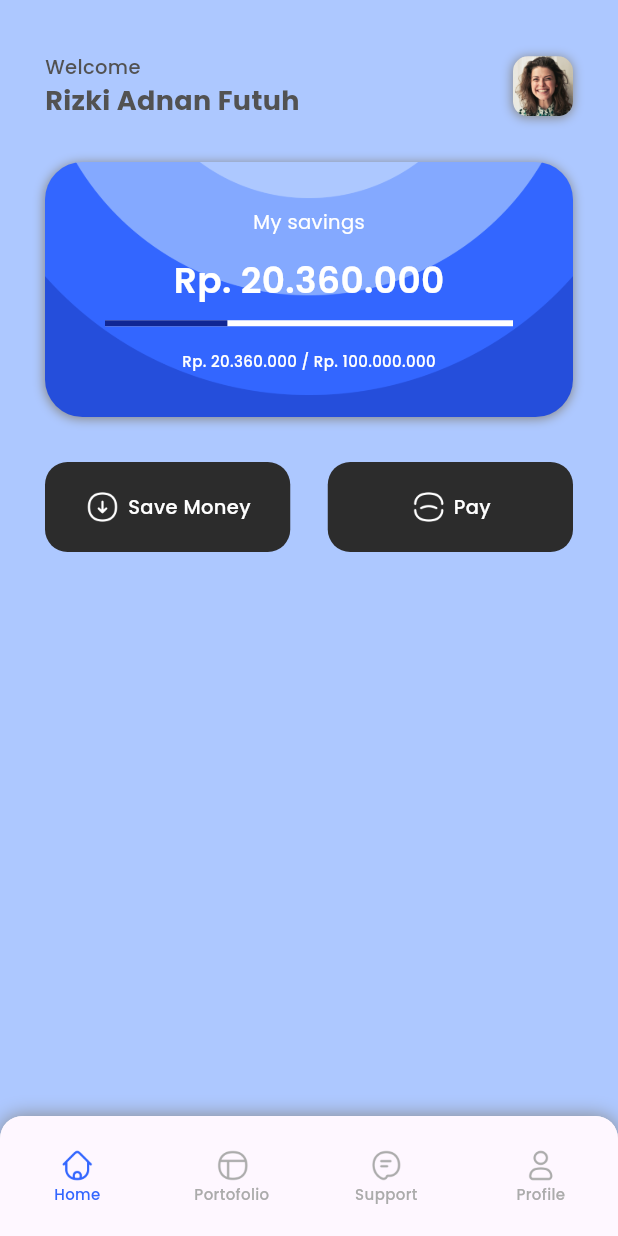
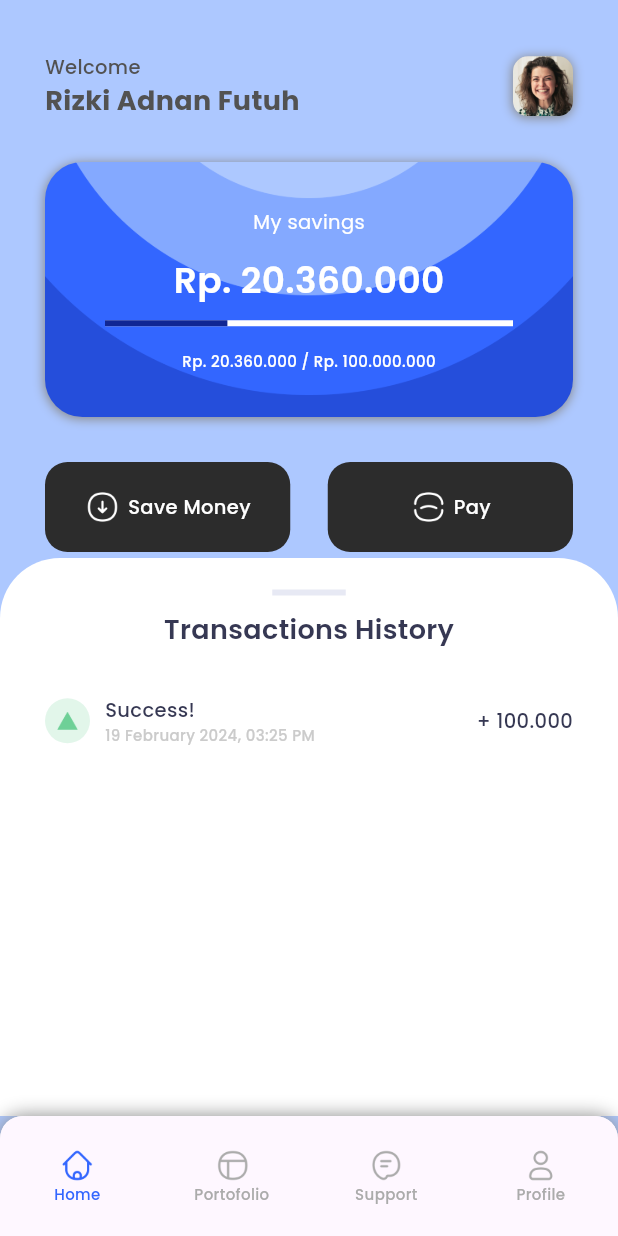
Before and after one commit to adnfutuh/saving_app, a Flutter app: the MainPage screen opened by its route, on a phone screen of 412 x 824 dp. Run offline on Flutter 3.47's test engine with Material 3 defaults, Android fonts, the phone set to English and light mode, and no system bars; drawn by our look-alikes of percent_indicator; our stand-ins replace google_fonts.

Commit message:
feat:add widget transactions

```diff
--- a/lib/pages/home/home_page.dart
+++ b/lib/pages/home/home_page.dart
@@ -136,9 +136,108 @@ class HomePage extends StatelessWidget {
                 ],
               ),
             ),
+            Container(
+              child: DraggableScrollableSheet(
+                builder: (context, scrollController) {
+                  return Container(
+                    padding: const EdgeInsets.only(
+                      left: 30,
+                      right: 30,
+                      top: 21,
+                    ),
+                    decoration: const BoxDecoration(
+                      borderRadius: BorderRadius.vertical(
+                        top: Radius.circular(40),
+                      ),
+                      color: kWhite,
+                    ),
+                    child: Stack(
+                      children: [
+                        Container(
+                          margin: const EdgeInsets.only(top: 14),
+                          child: SingleChildScrollView(
+                            controller: scrollController,
+                            child: Column(
+                              children: [
+                                Center(
+                                  child: Text(
+                                    'Transactions History',
+                                    style: kHeading5.copyWith(
+                                      color: kLuckyBlue,
+                                      fontSize: 18,
+                                    ),
+                                  ),
+                                ),
+                                const SizedBox(
+                                  height: 31,
+                                ),
+                                _transactionList()
+                              ],
+                            ),
+                          ),
+                        ),
+                        Align(
+                          alignment: Alignment.topCenter,
+                          child: Container(
+                            height: 4,
+                            width: 49,
+                            color: kEgyptianBlue.withOpacity(0.1),
+                          ),
+                        ),
+                      ],
+                    ),
+                  );
+                },
+              ),
+            )
           ],
         ),
       ),
+    );
+  }
+
+  Widget _transactionList() {
+    return Row(
+      children: [
+        SizedBox(
+          height: 30,
+          width: 30,
+          child: CircleAvatar(
+            backgroundColor: kTreeGreen.withOpacity(0.2),
+            child: const Image(
+              image: AssetImage(
+                'assets/icons/triangle-up.png',
+              ),
+              width: 14,
+            ),
+          ),
+        ),
+        const SizedBox(
+          width: 10,
+        ),
+        Column(
+          crossAxisAlignment: CrossAxisAlignment.start,
+          children: [
+            Text(
+              'Success!',
+              style: kBody1.copyWith(
+                color: kLuckyBlue,
+              ),
+            ),
+            Text(
+              '19 February 2024, 03:25 PM',
+              style: kCaption.copyWith(
+                color: kLightGray,
+              ),
+            ),
+          ],
+        ),
+        const Spacer(),
+        Text(
+          '+ 100.000',
+          style: kBody1.copyWith(color: kLuckyBlue),
+        )
+      ],
     );
   }
 
```
